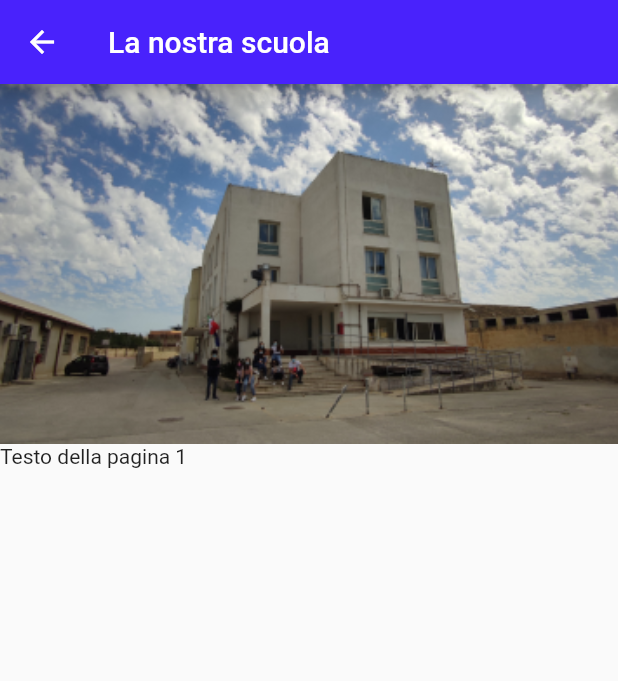
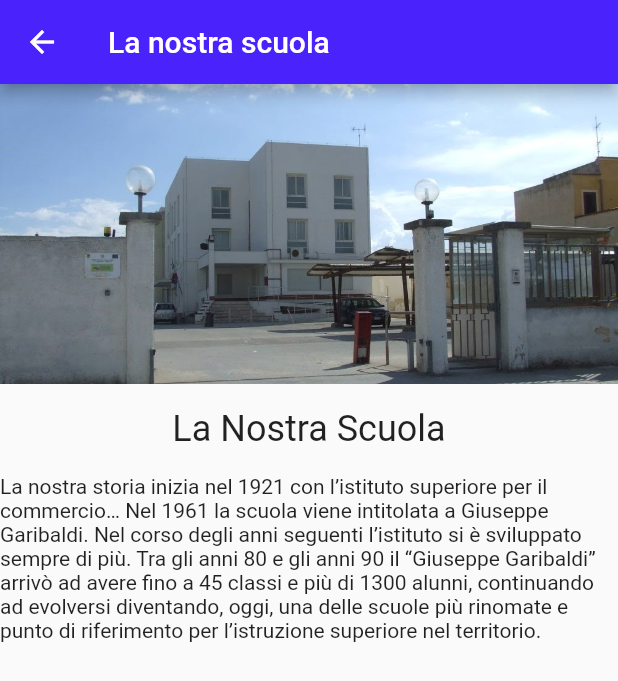
Before and after one commit to enryls/modulomobiledev-ponprogrammazionecreativa-itet, a Flutter app: the screen it shows after launch, in the side drawer, after a tap on "La nostra scuola", on a phone screen of 412 x 824 dp. Shown: the top 681 px of the screen. Run offline on Flutter 3.47's test engine with Material 2 defaults, Android fonts, the phone set to English and light mode, and no system bars.

Commit message:
modifiche alla pagina (nostra scuola)

```diff
--- a/itet_orienta/lib/pagine/la_nostra_scuola.dart
+++ b/itet_orienta/lib/pagine/la_nostra_scuola.dart
@@ -1,6 +1,7 @@
 import 'package:flutter/material.dart';
 
 class LaNostraScuola extends StatelessWidget {
+
   @override
   Widget build(BuildContext context){
     return Scaffold(
@@ -9,8 +10,11 @@ class LaNostraScuola extends StatelessWidget {
       ),
       body: ListView(
         children: [
-          Image.asset('assets/images/scuola.png', width: 600, height: 240, fit: BoxFit.cover,),
-          Text('Testo della pagina 1'),
+          Image.asset('assets/images/scuola_2.png', width: 600, height: 200, fit: BoxFit.cover,),
+          Text(''),
+          Text('La Nostra Scuola',textAlign: TextAlign.center,style: TextStyle(fontSize: 24,)),
+          Text(''),
+          Text('La nostra storia inizia nel 1921 con l’istituto superiore per il commercio… Nel 1961 la scuola viene intitolata a Giuseppe Garibaldi. Nel corso degli anni seguenti l’istituto si è sviluppato sempre di più. Tra gli anni 80 e gli anni 90 il “Giuseppe Garibaldi” arrivò ad avere fino a 45 classi e più di 1300 alunni, continuando ad evolversi diventando, oggi, una delle scuole più rinomate e punto di riferimento per l’istruzione superiore nel territorio.'),
         ],
       ),
     );
--- a/itet_orienta/pubspec.yaml
+++ b/itet_orienta/pubspec.yaml
@@ -45,6 +45,7 @@ flutter:
   uses-material-design: true
   assets:
     - assets/images/scuola.png
+    - assets/images/scuola_2.png
   # To add assets to your application, add an assets section, like this:
   # assets:
   #   - images/a_dot_burr.jpeg
```
Also changed, not shown: itet_orienta/assets/images/scuola_2.png (added).
